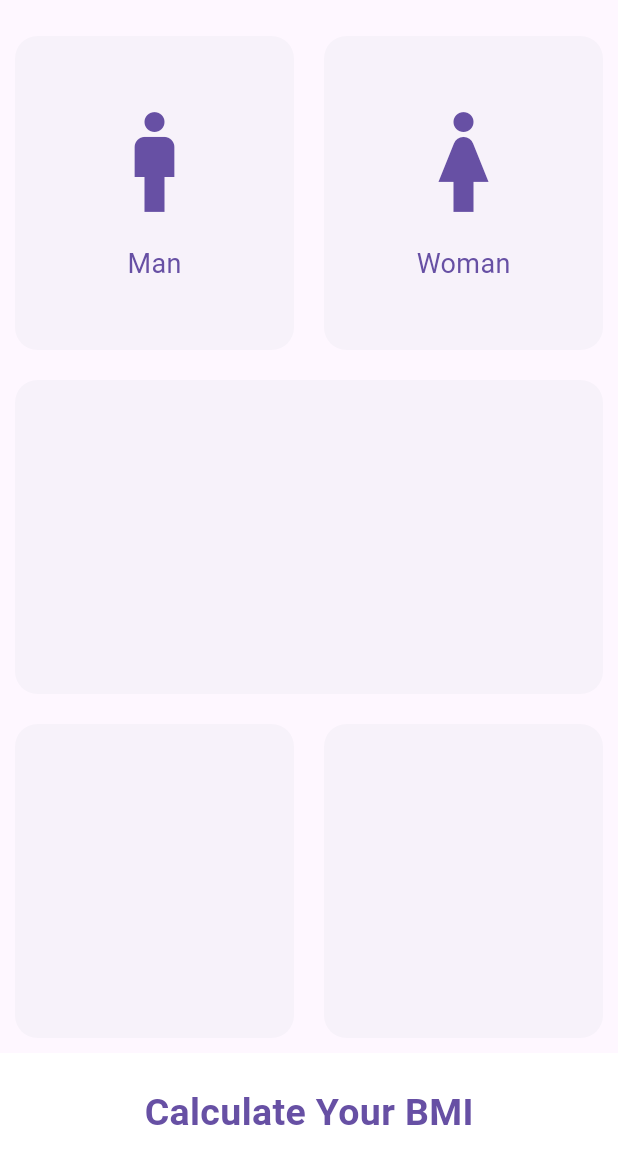
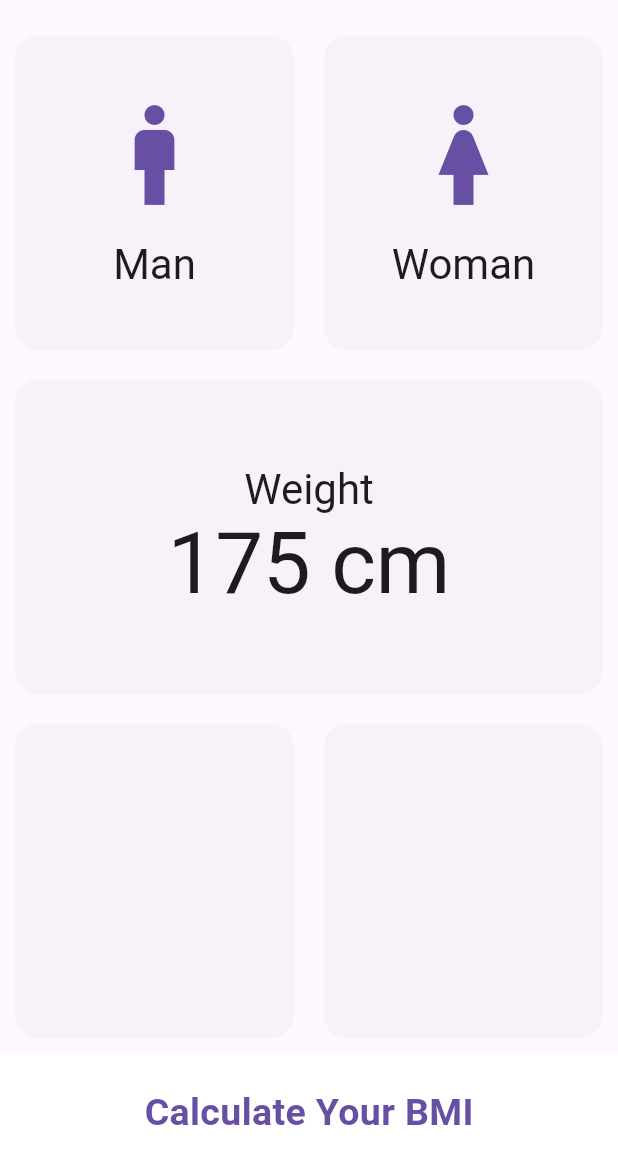
Before and after one commit to stiehle/bmi_calc, a Flutter app: the screen it shows after launch, on a phone screen of 412 x 824 dp, the part 63-1236 px from its top. Run offline on Flutter 3.47's test engine with Material 3 defaults, Android fonts, the phone set to English and light mode, and no system bars.

```diff
--- a/lib/features/card/icon_card.dart
+++ b/lib/features/card/icon_card.dart
@@ -15,10 +15,9 @@ class IconCard extends StatelessWidget {
         SizedBox(height: 15),
         Text(
           label ?? '----',
-          style: TextStyle(
-            fontSize: 18,
-            color: Theme.of(context).colorScheme.primary,
-          ),
+          style: Theme.of(context).textTheme.headlineMedium,
+          // fontSize: 18,
+          // color: Theme.of(context).colorScheme.primary,
         ),
       ],
     );
--- a/lib/features/page/input_page.dart
+++ b/lib/features/page/input_page.dart
@@ -70,7 +70,27 @@ class _InputPageState extends State<InputPage> {
               ],
             ),
           ),
-          Expanded(child: ReusableCard()),
+          Expanded(
+            child: ReusableCard(
+              cardChild: Column(
+                mainAxisAlignment: MainAxisAlignment.center,
+                children: [
+                  Center(
+                    child: Text(
+                      'Weight',
+                      style: Theme.of(context).textTheme.headlineMedium,
+                    ),
+                  ),
+                  Center(
+                    child: Text(
+                      '175 cm',
+                      style: Theme.of(context).textTheme.displayLarge,
+                    ),
+                  ),
+                ],
+              ),
+            ),
+          ),
           Expanded(
             child: Row(
               children: [
--- a/lib/main.dart
+++ b/lib/main.dart
@@ -12,11 +12,25 @@ class MyApp extends StatelessWidget {
   Widget build(BuildContext context) {
     return MaterialApp(
       darkTheme: ThemeData(
+        // textTheme: TextTheme(
+        //   bodyMedium: TextStyle(
+        //     color: ColorScheme.fromSeed(
+        //       seedColor: const Color(0xFFF01F17),
+        //       brightness: Brightness.dark,
+        //     ).onSurface,
+        //     fontSize: 22,
+        //   ),
+        // ),
+        textTheme: TextTheme(
+          displayLarge: TextStyle(
+            // color: Colors.white,
+            // fontSize: 50,
+            fontWeight: FontWeight.bold,
+          ),
+        ),
         useMaterial3: true,
         colorScheme: ColorScheme.fromSeed(
-          seedColor: const Color(
-            0xFFF01F17,
-          ), // Gleiche Ausgangsfarbe, aber andere Wirkung
+          seedColor: const Color(0xFFF01F17),
           brightness: Brightness.dark,
         ),
       ),
```
